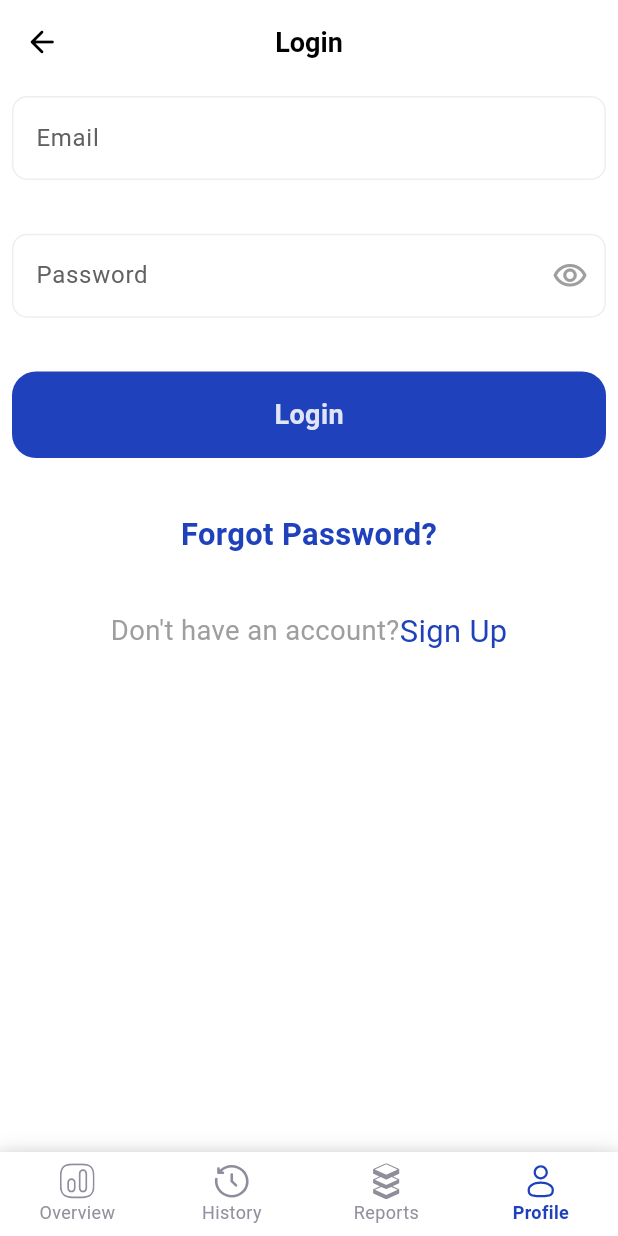
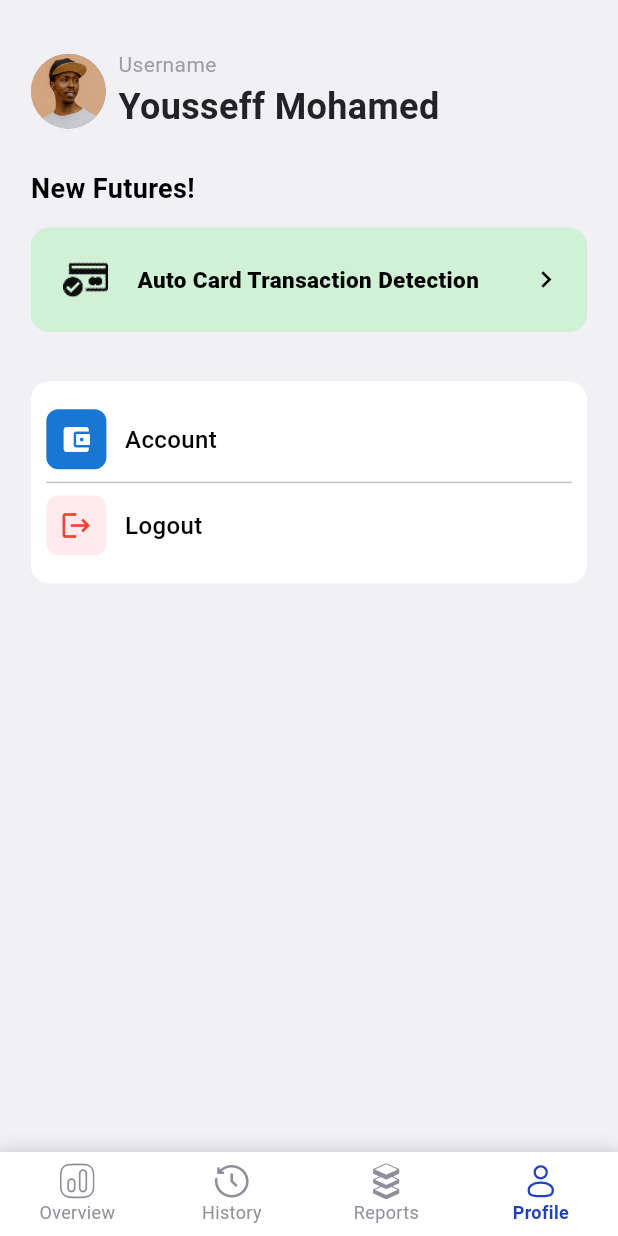
Before and after one commit to abdelhamiddsalah/moneymateapp, a Flutter app: the BottomNaviationBar screen opened by its route, swiped to page 4, on a phone screen of 412 x 824 dp. Run offline on Flutter 3.47's test engine with Material 3 defaults, Android fonts, the phone set to English and light mode, and no system bars; our stand-ins replace bloc, equatable, firebase_core, flutter_screenutil, flutter_svg, go_router; accounts and stored records are empty.

Commit message:
add profile feature

```diff
--- a/lib/constants/images.dart
+++ b/lib/constants/images.dart
@@ -1,6 +1,14 @@
 // ignore_for_file: prefer_single_quotes
 class Assets {
   Assets._();
+
+  /// Assets for imagesAccount
+  /// assets/images/account.png
+  static const String imagesAccount = "assets/images/account.png";
+
+  /// Assets for imagesCridt
+  /// assets/images/cridt.png
+  static const String imagesCridt = "assets/images/cridt.png";
 
   /// Assets for imagesFrame1
   /// assets/images/Frame1.png
@@ -17,6 +25,10 @@ class Assets {
   /// Assets for imagesIconsgoogle
   /// assets/images/iconsgoogle.png
   static const String imagesIconsgoogle = "assets/images/iconsgoogle.png";
+
+  /// Assets for imagesLogout
+  /// assets/images/logout.png
+  static const String imagesLogout = "assets/images/logout.png";
 
   /// Assets for imagesOneprofile
   /// assets/images/oneprofile.png
--- a/lib/core/routing/app_routing.dart
+++ b/lib/core/routing/app_routing.dart
@@ -10,6 +10,8 @@ import 'package:moneymateapp/features/auth/sinup/presentation/pages/sinup_view.d
 import 'package:moneymateapp/features/home/presentation/pages/home_view.dart';
 import 'package:moneymateapp/features/home/presentation/pages/transactions_detailes.dart';
 import 'package:moneymateapp/features/onboarding/presentation/screens/onboarding_view.dart';
+import 'package:moneymateapp/features/profile/presentation/screens/edit_account_view.dart';
+import 'package:moneymateapp/features/profile/presentation/screens/profile_view.dart';
 
 
 class AppRouting {
@@ -39,7 +41,8 @@ class AppRouting {
       GoRoute(path: Routes.bottomnav, builder: (context, state) => BottomNaviationBar(),),
       GoRoute(path: Routes.sendemail, builder: (context, state) => SendEmailWidget(),),
       GoRoute(path: Routes.success, builder: (context, state) => SuccessWidget(),),
-
+      GoRoute(path: Routes.profile, builder: (context, state) => ProfileView(),),
+      GoRoute(path: Routes.editaccount, builder: (context, state) => EditAccountView(),),
     ],
   );
 }
--- a/lib/core/routing/routes.dart
+++ b/lib/core/routing/routes.dart
@@ -10,4 +10,6 @@ class Routes {
   static const String bottomnav = '/bottomnav';
   static const String sendemail = '/sendemail';
   static const String success = '/success';
+  static const String profile = '/profile';
+  static const String editaccount = '/editaccount';
 }
--- a/lib/core/widgets/bottom_naviation_bar.dart
+++ b/lib/core/widgets/bottom_naviation_bar.dart
@@ -4,6 +4,7 @@ import 'package:moneymateapp/constants/images.dart';
 import 'package:moneymateapp/core/styles/project_colors.dart';
 import 'package:moneymateapp/features/auth/login/presentation/pages/login_view.dart';
 import 'package:moneymateapp/features/home/presentation/pages/home_view.dart';
+import 'package:moneymateapp/features/profile/presentation/screens/profile_view.dart';
 
 class BottomNaviationBar extends StatefulWidget {
   const BottomNaviationBar({super.key});
@@ -27,7 +28,7 @@ class _MainAppState extends State<BottomNaviationBar> {
     HomeView(),
     LoginView(),
     LoginView(),
-    LoginView(),
+    ProfileView(),
   ];
 
   void _onItemTapped(int index) {
--- /dev/null
+++ b/lib/features/profile/presentation/screens/profile_view.dart
@@ -0,0 +1,11 @@
+import 'package:flutter/material.dart';
+import 'package:moneymateapp/features/profile/presentation/widgets/profile_view_body.dart';
+
+class ProfileView extends StatelessWidget {
+  const ProfileView({super.key});
+
+  @override
+  Widget build(BuildContext context) {
+    return ProfileViewBody();
+  }
+}
--- /dev/null
+++ b/lib/features/profile/presentation/widgets/profile_view_body.dart
@@ -0,0 +1,235 @@
+import 'package:flutter/material.dart';
+import 'package:go_router/go_router.dart';
+import 'package:moneymateapp/constants/images.dart';
+import 'package:moneymateapp/core/routing/routes.dart';
+import 'package:moneymateapp/core/styles/project_colors.dart';
+import 'package:moneymateapp/core/styles/textstyles.dart';
+
+class ProfileViewBody extends StatelessWidget {
+  const ProfileViewBody({super.key});
+
+  @override
+  Widget build(BuildContext context) {
+    // Get screen dimensions for responsive design
+    final size = MediaQuery.of(context).size;
+    final isSmallScreen = size.width < 360;
+
+    return Scaffold(
+      backgroundColor: const Color(0xFFF1F0F5),
+      body: SafeArea(
+        child: SingleChildScrollView(
+          child: Padding(
+            padding: EdgeInsets.symmetric(
+              horizontal: size.width * 0.05,
+              vertical: size.height * 0.04,
+            ),
+            child: Column(
+              crossAxisAlignment: CrossAxisAlignment.start,
+              children: [
+                Center(
+                  child: Row(
+                    children: [
+                      // Profile avatar
+                      CircleAvatar(
+                        radius: isSmallScreen ? 20 : 25,
+                        backgroundColor: Colors.brown.shade200,
+                        backgroundImage: const AssetImage(Assets.imagesOneprofile),
+                        onBackgroundImageError: (exception, stackTrace) {},
+                      ),
+                      SizedBox(width: size.width * 0.02),
+
+                      // Username text
+                      Column(
+                        crossAxisAlignment: CrossAxisAlignment.start,
+                        children: [
+                          Text(
+                            'Username',
+                            style: TextStyle(
+                              color: Colors.grey,
+                              fontSize: isSmallScreen ? 12 : 14,
+                              fontWeight: FontWeight.w400,
+                            ),
+                          ),
+                          SizedBox(height: size.height * 0.002),
+
+                          // Full name
+                          Text(
+                            'Yousseff Mohamed',
+                            style: Textstyles.textbutton.copyWith(
+                              fontSize: 24,
+                              fontWeight: FontWeight.w600,
+                              color: ProjectColors.thirdColor
+                            )
+                          ),
+                        ],
+                      ),
+                    ],
+                  ),
+                ),
+
+                SizedBox(height: size.height * 0.03),
+
+                // New Features heading - aligned to the left
+                const Text(
+                  'New Futures!',
+                  style: TextStyle(
+                    color: Colors.black,
+                    fontSize: 18,
+                    fontWeight: FontWeight.w600,
+                  ),
+                ),
+
+                SizedBox(height: size.height * 0.015),
+
+                // Auto Card Transaction Detection card - light green
+                Container(
+                  padding: EdgeInsets.symmetric(
+                    horizontal: size.width * 0.04,
+                    vertical: size.height * 0.018,
+                  ),
+                  decoration: BoxDecoration(
+                    borderRadius: BorderRadius.circular(12),
+                    color: const Color(0xFFD1F1D7),
+                  ),
+                  child: Row(
+                    children: [
+                      // Credit card icon
+                      Container(
+                        padding: const EdgeInsets.all(5),
+                        child: Image.asset(
+                          Assets.imagesCridt,
+                          width: 30,
+                          height: 30,
+                          errorBuilder: (context, error, stackTrace) => const Icon(
+                            Icons.credit_card,
+                            color: Colors.black,
+                            size: 30,
+                          ),
+                        ),
+                      ),
+
+                      SizedBox(width: size.width * 0.035),
+
+                      // Feature title
+                      const Expanded(
+                        child: Text(
+                          'Auto Card Transaction Detection',
+                          style: TextStyle(
+                            color: Colors.black,
+                            fontSize: 15,
+                            fontWeight: FontWeight.w800,
+                          ),
+                        ),
+                      ),
+
+                      // Arrow icon
+                      const Icon(
+                        Icons.chevron_right,
+                        color: Colors.black,
+                        size: 22,
+                      ),
+                    ],
+                  ),
+                ),
+
+                SizedBox(height: size.height * 0.04),
+
+                // Account options container - white background with rounded corners
+                Container(
+                  padding: EdgeInsets.all(size.width * 0.025),
+                  decoration: BoxDecoration(
+                    borderRadius: BorderRadius.circular(12),
+                    color: Colors.white,
+                  ),
+                  child: Column(
+                    children: [
+                      // Account option
+                      Padding(
+                        padding: EdgeInsets.symmetric(vertical: size.height * 0.01),
+                        child: GestureDetector(
+                          onTap: () {
+                            GoRouter.of(context).push(Routes.editaccount);
+                          },
+                          child: Row(
+                            children: [
+                              // Account icon - blue square
+                              Container(
+                                width: 40,
+                                height: 40,
+                                decoration: BoxDecoration(
+                                  borderRadius: BorderRadius.circular(8),
+                                  color: Colors.blue.shade700,
+                                ),
+                                child: const Icon(
+                                  Icons.account_balance_wallet,
+                                  color: Colors.white,
+                                  size: 22,
+                                ),
+                              ),
+                              SizedBox(width: size.width * 0.03),
+
+                              // Account text
+                              const Text(
+                                'Account',
+                                style: TextStyle(
+                                  color: Colors.black,
+                                  fontSize: 16,
+                                  fontWeight: FontWeight.w500,
+                                ),
+                              ),
+                            ],
+                          ),
+                        ),
+                      ),
+
+                      const Divider(color: Color.fromARGB(255, 198, 198, 198), height: 1),
+
+                      // Logout option
+                      Padding(
+                        padding: EdgeInsets.symmetric(vertical: size.height * 0.01),
+                        child: GestureDetector(
+                          onTap: () {
+                            // Handle logout
+                          },
+                          child: Row(
+                            children: [
+                              // Logout icon - light red square
+                              Container(
+                                width: 40,
+                                height: 40,
+                                decoration: BoxDecoration(
+                                  borderRadius: BorderRadius.circular(8),
+                                  color: Colors.red.shade50,
+                                ),
+                                child: const Icon(
+                                  Icons.logout,
+                                  color: Colors.red,
+                                  size: 22,
+                                ),
+                              ),
+                              SizedBox(width: size.width * 0.03),
+
+                              // Logout text
+                              const Text(
+                                'Logout',
+                                style: TextStyle(
+                                  color: Colors.black,
+                                  fontSize: 16,
+                                  fontWeight: FontWeight.w500,
+                                ),
+                              ),
+                            ],
+                          ),
+                        ),
+                      ),
+                    ],
+                  ),
+                ),
+              ],
+            ),
+          ),
+        ),
+      ),
+    );
+  }
+}
```
Also changed, not shown: lib/features/profile/presentation/cubit/profile_cubit.dart (added, +8 -0 lines), lib/features/profile/presentation/cubit/profile_state.dart (added, +10 -0 lines), lib/features/profile/presentation/screens/edit_account_view.dart (added, +11 -0 lines), lib/features/profile/presentation/widgets/edit_account_view_body.dart (added, +182 -0 lines), assets/images/account.png (added), assets/images/cridt.png (added), assets/images/logout.png (added).
